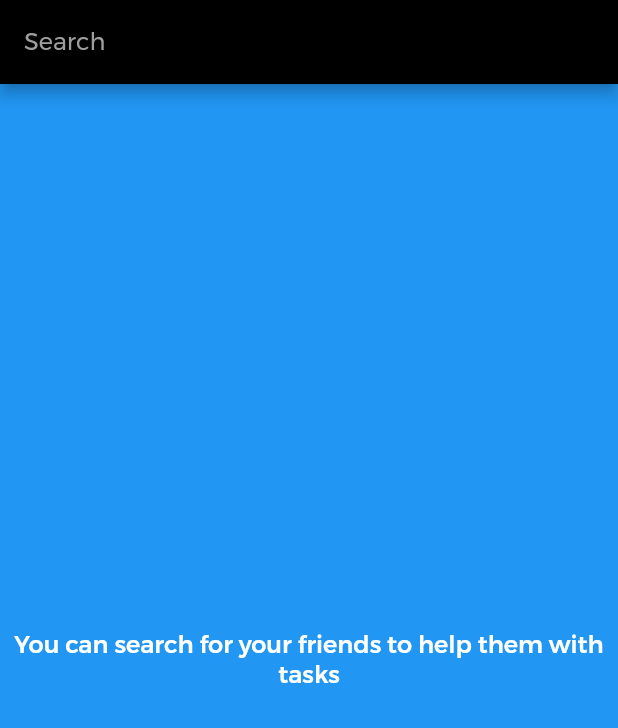
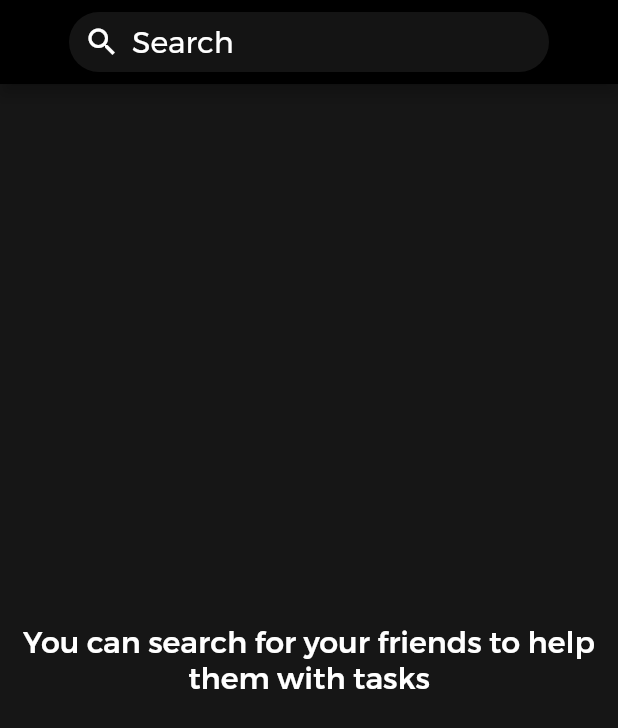
Before and after one commit to nesistor/todo_flutter, a Flutter app: the SearchPage screen opened directly, on a phone screen of 412 x 824 dp. Shown: the top 728 px of the screen. Run offline on Flutter 3.47's test engine with Material 2 defaults, Android fonts, the phone set to English and light mode, and no system bars; our stand-ins replace country_picker, curved_navigation_bar, firebase_core, shared_preferences; accounts and stored records are empty; generated files the repository leaves out were written again.

```diff
--- a/lib/pages/profile_page/profile_page.dart
+++ b/lib/pages/profile_page/profile_page.dart
@@ -27,7 +27,7 @@ class ProfilePage extends StatelessWidget {
                   ),
                 ),
                 Container(
-                  color: Colors.black,
+                  color: Color.fromRGBO(25,25,25, 0.8),
                   height: 400, // Adjust the height of the black screen as needed
                 ),
               ],
--- a/lib/pages/search_page/search_page.dart
+++ b/lib/pages/search_page/search_page.dart
@@ -6,24 +6,44 @@ class SearchPage extends StatelessWidget {
     return Scaffold(
       appBar: AppBar(
         backgroundColor: Colors.black,
-        automaticallyImplyLeading: false, // Ustawiamy kolor tła na czarny
-        title: TextField(
-          style:
-              TextStyle(color: Colors.white), // Ustawiamy kolor tekstu na biały
-          decoration: InputDecoration(
-            hintText: 'Search', // Tekst podpowiedzi w polu wyszukiwania
-            hintStyle:
-                TextStyle(color: Colors.grey), // Kolor tekstu podpowiedzi
-            border: InputBorder.none, // Usuwamy obramowanie pola wyszukiwania
+        automaticallyImplyLeading: false,
+        title: Container(
+          margin: EdgeInsets.all(30.0),
+          height: 80.0,
+          child: Stack(
+            children: [
+              Align(
+                alignment: Alignment.centerLeft, // Align to the left
+                child: Container(
+                  height: 40.0,
+                  child: Row(
+                    mainAxisAlignment: MainAxisAlignment.start, // Align to the left
+                    children: [
+                      SizedBox(width: 10.0),
+                      Icon(Icons.search, color: Colors.white), // Search icon
+                      SizedBox(width: 8.0), // Add some spacing between Icon and Text
+                      Text(
+                        'Search',
+                        style: TextStyle(color: Colors.white, fontWeight: FontWeight.w300),
+                      ),
+                    ],
+                  ),
+                  decoration: BoxDecoration(
+                    color: Color.fromRGBO(25, 25, 25, 0.8), // Grey interior color
+                    borderRadius: BorderRadius.circular(25),
+                  ),
+                ),
+              ),
+            ],
           ),
         ),
       ),
       body: Container(
-        color: Colors.blue,
+        color: Color.fromRGBO(25, 25, 25, 0.8),
         child: Center(
           child: Text(
             'You can search for your friends to help them with tasks',
-            style: TextStyle(fontSize: 16),
+            style: TextStyle(fontSize: 20),
             textAlign: TextAlign.center,
           ),
         ),
--- a/lib/pages/tasks_page/tasks_page.dart
+++ b/lib/pages/tasks_page/tasks_page.dart
@@ -74,10 +74,10 @@ class _TasksPageState extends State<TasksPage> {
           ),
           Expanded(
             child: Container(
-              color: Colors.blue, // Grey background color
+              color: Color.fromRGBO(25,25,25, 0.8), // Grey background color
               child: Center(
                 child: Text(
-                  'Rest of the screen content',
+                  'Add your tasks',
                   style: TextStyle(fontSize: 20, color: Colors.white),
                 ),
               ),
```
Also changed, not shown: lib/custom_widgets/toast_bar.dart (added, +32 -0 lines), lib/pages/main_page/main_page.dart (+54 -3 lines), lib/bloc/task_bloc/bloc_event.dart (added), lib/bloc/task_bloc/bloc_state.dart (added), lib/bloc/task_bloc/task_bloc.dart (added).
